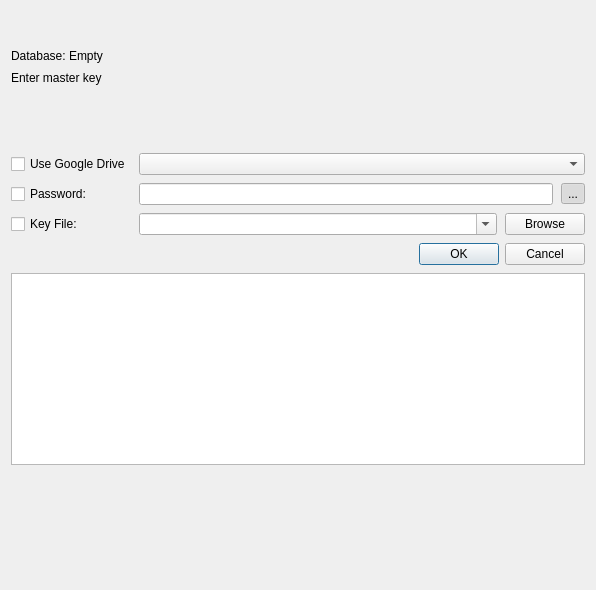
Before: the Qt Designer form src/gui/DatabaseOpenWidget.ui in danilovsergei/keepassx-gdrive, drawn with Qt 5.
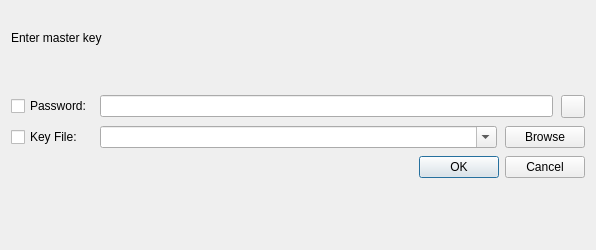
After: the same form once the commit is applied. Custom widgets are drawn as their Qt base class.

Commit message: Cleaned up DatabaseOpenWidget from old sync code. Synced DatabaseOpen UI with a  latest from KeepassX project

What changed in the file:
```diff
--- a/src/gui/DatabaseOpenWidget.ui
+++ b/src/gui/DatabaseOpenWidget.ui
@@ -7,10 +7,10 @@
     <x>0</x>
     <y>0</y>
     <width>596</width>
-    <height>590</height>
+    <height>250</height>
    </rect>
   </property>
-  <layout class="QVBoxLayout" name="verticalLayout" stretch="1,0,0,0,1,0,0,0,3">
+  <layout class="QVBoxLayout" name="verticalLayout" stretch="1,0,0,1,0,0,3">
    <property name="spacing">
     <number>8</number>
    </property>
@@ -27,13 +27,6 @@
      </property>
     </spacer>
    </item>
-   <item>
-    <widget class="QLabel" name="db_name">
-     <property name="text">
-      <string>Database: Empty</string>
-     </property>
-    </widget>
-   </item>
    <item>
     <widget class="QLabel" name="labelHeadline">
      <property name="text">
@@ -62,28 +55,39 @@
      <property name="verticalSpacing">
       <number>8</number>
      </property>
-     <item row="0" column="0">
-      <widget class="QCheckBox" name="checkGDrive">
-       <property name="text">
-        <string>Use Google Drive</string>
-       </property>
-      </widget>
-     </item>
-     <item row="2" column="0">
+     <item row="1" column="0">
       <widget class="QCheckBox" name="checkKeyFile">
        <property name="text">
         <string>Key File:</string>
        </property>
       </widget>
      </item>
-     <item row="1" column="0">
+     <item row="0" column="0">
       <widget class="QCheckBox" name="checkPassword">
        <property name="text">
         <string>Password:</string>
        </property>
       </widget>
      </item>
-     <item row="2" column="2">
+     <item row="0" column="1">
+      <layout class="QHBoxLayout" name="horizontalLayout">
+       <item>
+        <widget class="PasswordEdit" name="editPassword">
+         <property name="echoMode">
+          <enum>QLineEdit::Password</enum>
+         </property>
+        </widget>
+       </item>
+       <item>
+        <widget class="QToolButton" name="buttonTogglePassword">
+         <property name="checkable">
+          <bool>true</bool>
+         </property>
+        </widget>
+       </item>
+      </layout>
+     </item>
+     <item row="1" column="1">
       <layout class="QHBoxLayout" name="horizontalLayout_2">
        <item>
         <widget class="QComboBox" name="comboKeyFile">
@@ -107,33 +111,6 @@
        </item>
       </layout>
      </item>
-     <item row="1" column="2">
-      <layout class="QHBoxLayout" name="horizontalLayout">
-       <item>
-        <widget class="QLineEdit" name="editPassword">
-         <property name="echoMode">
-          <enum>QLineEdit::Password</enum>
-         </property>
-        </widget>
-       </item>
-       <item>
-        <widget class="QToolButton" name="buttonTogglePassword">
-         <property name="text">
-          <string>...</string>
-         </property>
-         <property name="checkable">
-          <bool>true</bool>
-         </property>
-         <property name="checked">
-          <bool>true</bool>
-         </property>
-        </widget>
-       </item>
-      </layout>
-     </item>
-     <item row="0" column="2">
-      <widget class="QComboBox" name="selectCloudDb"/>
-     </item>
     </layout>
    </item>
    <item>
@@ -146,9 +123,6 @@
      </property>
     </widget>
    </item>
-   <item>
-    <widget class="QTextEdit" name="mytext"/>
-   </item>
    <item>
     <spacer name="verticalSpacer">
      <property name="orientation">
@@ -164,6 +138,13 @@
    </item>
   </layout>
  </widget>
+ <customwidgets>
+  <customwidget>
+   <class>PasswordEdit</class>
+   <extends>QLineEdit</extends>
+   <header>gui/PasswordEdit.h</header>
+  </customwidget>
+ </customwidgets>
  <tabstops>
   <tabstop>checkPassword</tabstop>
   <tabstop>editPassword</tabstop>
```
Left out of the diff: 1 changed line with no effect on the pictures. The commit also changes 3 other files.
